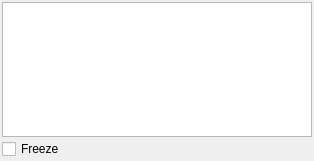
JuyeongYi/MJPromptManager, file UI/TextPrmpt.ui: the form before one commit.
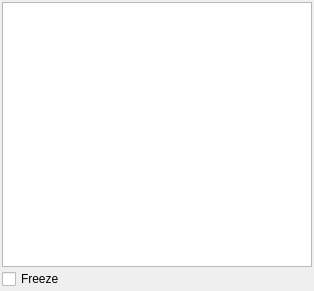
The form after the commit. Custom widgets are drawn as their Qt base class.

Diff of the .ui file:
```diff
--- a/UI/TextPrmpt.ui
+++ b/UI/TextPrmpt.ui
@@ -7,7 +7,7 @@
     <x>0</x>
     <y>0</y>
     <width>314</width>
-    <height>161</height>
+    <height>291</height>
    </rect>
   </property>
   <property name="windowTitle">
```
